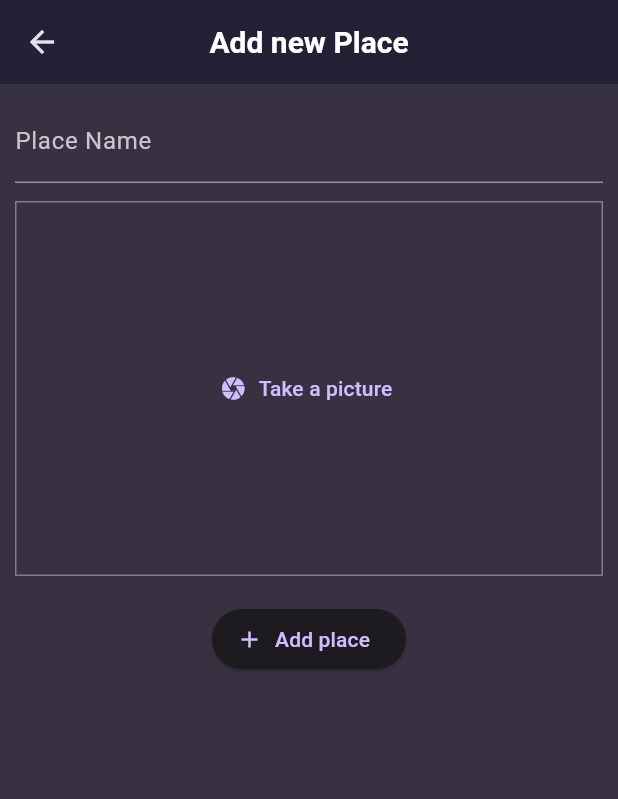
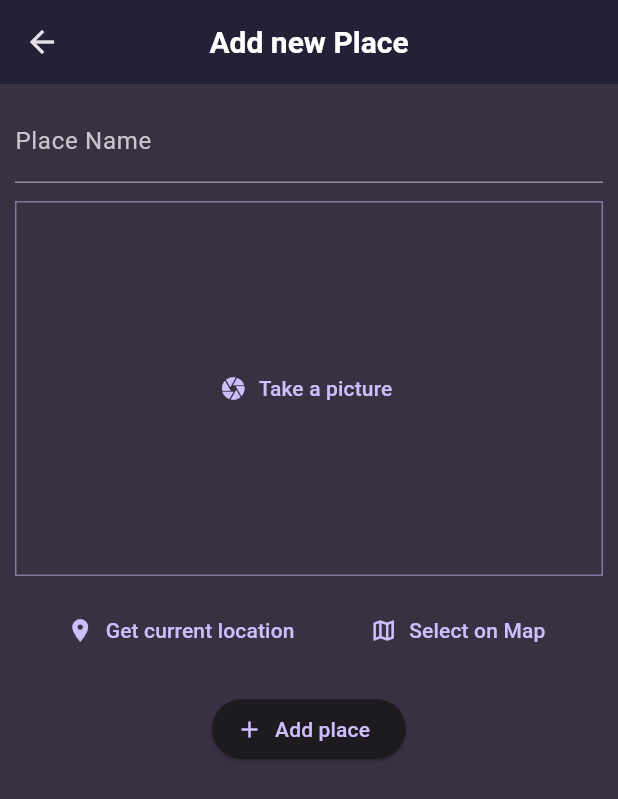
Before and after one commit to malhaq/places_app, a Flutter app: the screen it shows after launch, after a tap on the "add" icon, on a phone screen of 412 x 824 dp. Shown: the top 799 px of the screen. Run offline on Flutter 3.47's test engine with Material 3 defaults, Android fonts, the phone set to English and light mode, and no system bars; our stand-ins replace flutter_riverpod, google_fonts, image_picker, permission_handler.

Commit message:
showing the image in the details screen & adding the location buttons

```diff
--- a/lib/screens/add_place.dart
+++ b/lib/screens/add_place.dart
@@ -4,6 +4,7 @@ import 'package:flutter/material.dart';
 import 'package:flutter_riverpod/flutter_riverpod.dart';
 import 'package:places_app/providers/user_places.dart';
 import 'package:places_app/widgets/image_input.dart';
+import 'package:places_app/widgets/location_input.dart';
 
 class AddPlaceScreen extends ConsumerStatefulWidget {
   const AddPlaceScreen({super.key});
@@ -58,6 +59,8 @@ class _AddPlaceScreenState extends ConsumerState<AddPlaceScreen> {
                 _selectedPicture = image;
               },
             ),
+            const SizedBox(height: 12),
+            LocationInput(),
             const SizedBox(height: 18),
             ElevatedButton.icon(
               onPressed: () {
--- a/lib/screens/place.dart
+++ b/lib/screens/place.dart
@@ -24,7 +24,10 @@ class PlaceScreen extends ConsumerWidget {
           ),
         ],
       ),
-      body: PlaceList(places: placesList),
+      body: Padding(
+        padding: const EdgeInsets.only(top: 16.0,left: 8.0,bottom: 8.0,right:8.0),
+        child: PlaceList(places: placesList),
+      ),
     );
   }
 }
--- /dev/null
+++ b/lib/widgets/location_input.dart
@@ -0,0 +1,40 @@
+import 'package:flutter/material.dart';
+
+class LocationInput extends StatefulWidget {
+  const LocationInput({super.key});
+
+  @override
+  State<LocationInput> createState() {
+    return _LocationInputState();
+  }
+}
+
+class _LocationInputState extends State<LocationInput> {
+  @override
+  Widget build(BuildContext context) {
+    return Column(
+      children: [
+        Container(),
+        Row(
+          mainAxisAlignment: MainAxisAlignment.spaceEvenly,
+          children: [
+            TextButton.icon(
+              icon: const Icon(Icons.location_on),
+              onPressed: () {
+
+              },
+              label: const Text('Get current location'),
+            ),
+            TextButton.icon(
+              icon: const Icon(Icons.map_outlined),
+              onPressed: () {
+
+              },
+              label: const Text('Select on Map'),
+            ),
+          ],
+        ),
+      ],
+    );
+  }
+}
--- a/lib/widgets/place_list.dart
+++ b/lib/widgets/place_list.dart
@@ -21,6 +21,10 @@ class PlaceList extends StatelessWidget {
     return ListView.builder(
       itemCount: places.length,
       itemBuilder: (ctx, index) => ListTile(
+        leading: CircleAvatar(
+          radius: 26,
+          backgroundImage: FileImage(places[index].image),
+        ),
         title: Text(
           places[index].title,
           style: Theme.of(context).textTheme.titleMedium!.copyWith(
--- a/pubspec.yaml
+++ b/pubspec.yaml
@@ -12,6 +12,7 @@ dependencies:
   flutter_riverpod: ^2.6.1
   google_fonts: ^6.2.1
   image_picker: ^1.1.2
+  location: ^7.0.1
   permission_handler: ^11.3.1
   uuid: ^4.5.1
 
```
Also changed, not shown: lib/screens/place_details.dart (+9 -7 lines), pubspec.lock, 2 other files.
